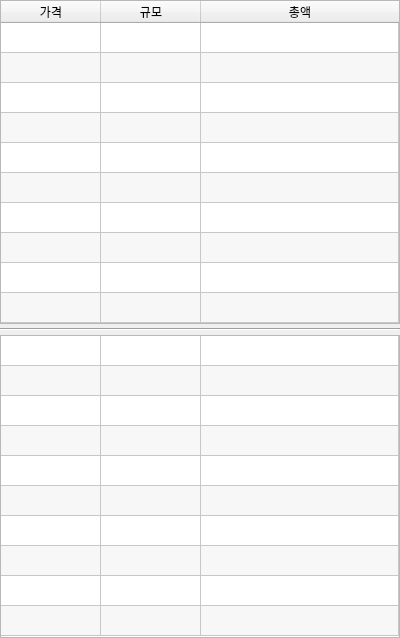
Qt form source/orderbook.ui (True-Kim/Coin_project) before a commit.
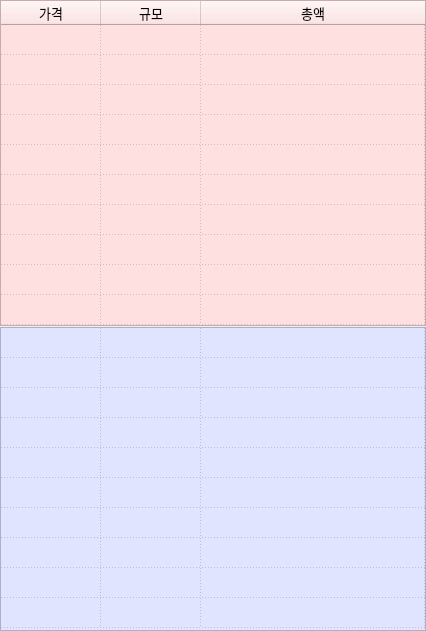
The same form after that commit.

Commit message: 호가창 컬러수정

Diff of the .ui file:
```diff
--- a/source/orderbook.ui
+++ b/source/orderbook.ui
@@ -6,8 +6,8 @@
    <rect>
     <x>0</x>
     <y>0</y>
-    <width>400</width>
-    <height>638</height>
+    <width>426</width>
+    <height>631</height>
    </rect>
   </property>
   <property name="minimumSize">
@@ -21,7 +21,7 @@
   </property>
   <layout class="QVBoxLayout" name="verticalLayout">
    <property name="spacing">
-    <number>4</number>
+    <number>1</number>
    </property>
    <property name="leftMargin">
     <number>0</number>
@@ -43,6 +43,22 @@
        <verstretch>0</verstretch>
       </sizepolicy>
      </property>
+     <property name="font">
+      <font>
+       <pointsize>10</pointsize>
+       <weight>50</weight>
+       <bold>false</bold>
+      </font>
+     </property>
+     <property name="autoFillBackground">
+      <bool>false</bool>
+     </property>
+     <property name="styleSheet">
+      <string notr="true">background-color : rgb(255, 224, 224);</string>
+     </property>
+     <property name="lineWidth">
+      <number>0</number>
+     </property>
      <property name="verticalScrollBarPolicy">
       <enum>Qt::ScrollBarAlwaysOff</enum>
      </property>
@@ -65,11 +81,17 @@
       <bool>false</bool>
      </property>
      <property name="alternatingRowColors">
-      <bool>true</bool>
+      <bool>false</bool>
      </property>
      <property name="selectionMode">
       <enum>QAbstractItemView::ExtendedSelection</enum>
      </property>
+     <property name="showGrid">
+      <bool>true</bool>
+     </property>
+     <property name="gridStyle">
+      <enum>Qt::DotLine</enum>
+     </property>
      <property name="rowCount">
       <number>10</number>
      </property>
@@ -115,13 +137,6 @@
      </column>
     </widget>
    </item>
-   <item>
-    <widget class="Line" name="line">
-     <property name="orientation">
-      <enum>Qt::Horizontal</enum>
-     </property>
-    </widget>
-   </item>
    <item>
     <widget class="QTableWidget" name="tableBids">
      <property name="sizePolicy">
@@ -130,6 +145,17 @@
        <verstretch>0</verstretch>
       </sizepolicy>
      </property>
+     <property name="font">
+      <font>
+       <pointsize>10</pointsize>
+      </font>
+     </property>
+     <property name="styleSheet">
+      <string notr="true">background-color : rgb(225, 228, 255);</string>
+     </property>
+     <property name="lineWidth">
+      <number>0</number>
+     </property>
      <property name="verticalScrollBarPolicy">
       <enum>Qt::ScrollBarAlwaysOff</enum>
      </property>
@@ -152,7 +178,13 @@
       <bool>false</bool>
      </property>
      <property name="alternatingRowColors">
-      <bool>true</bool>
+      <bool>false</bool>
+     </property>
+     <property name="gridStyle">
+      <enum>Qt::DotLine</enum>
+     </property>
+     <property name="sortingEnabled">
+      <bool>false</bool>
      </property>
      <property name="rowCount">
       <number>10</number>
```
Left out of the diff: 3 changed lines with no effect on the pictures.
